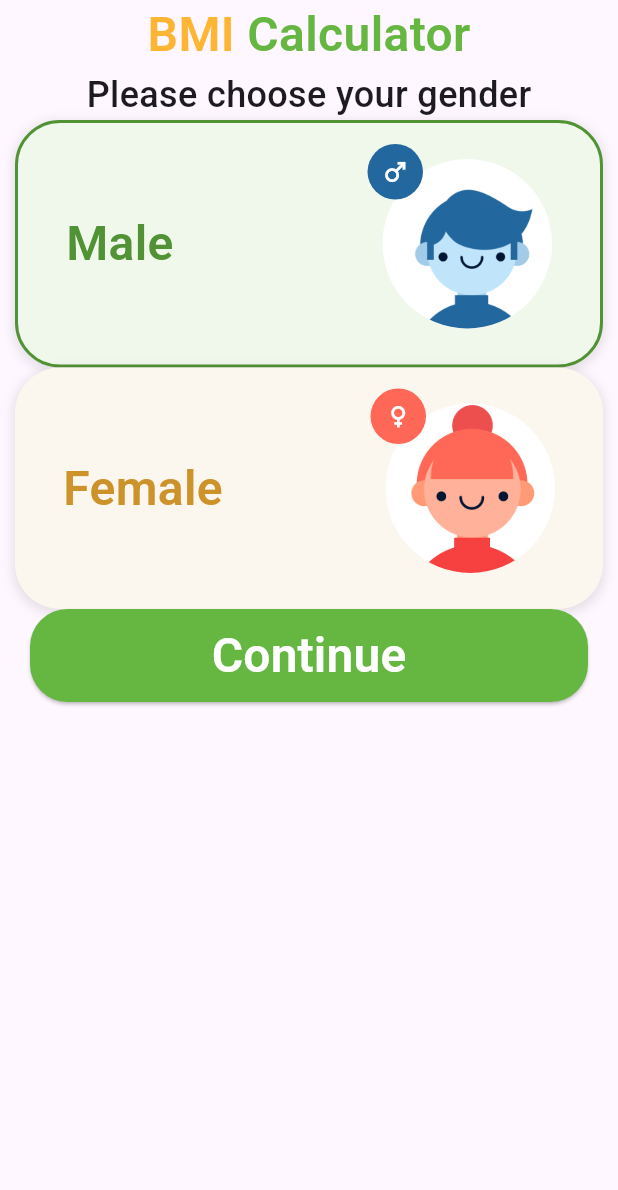
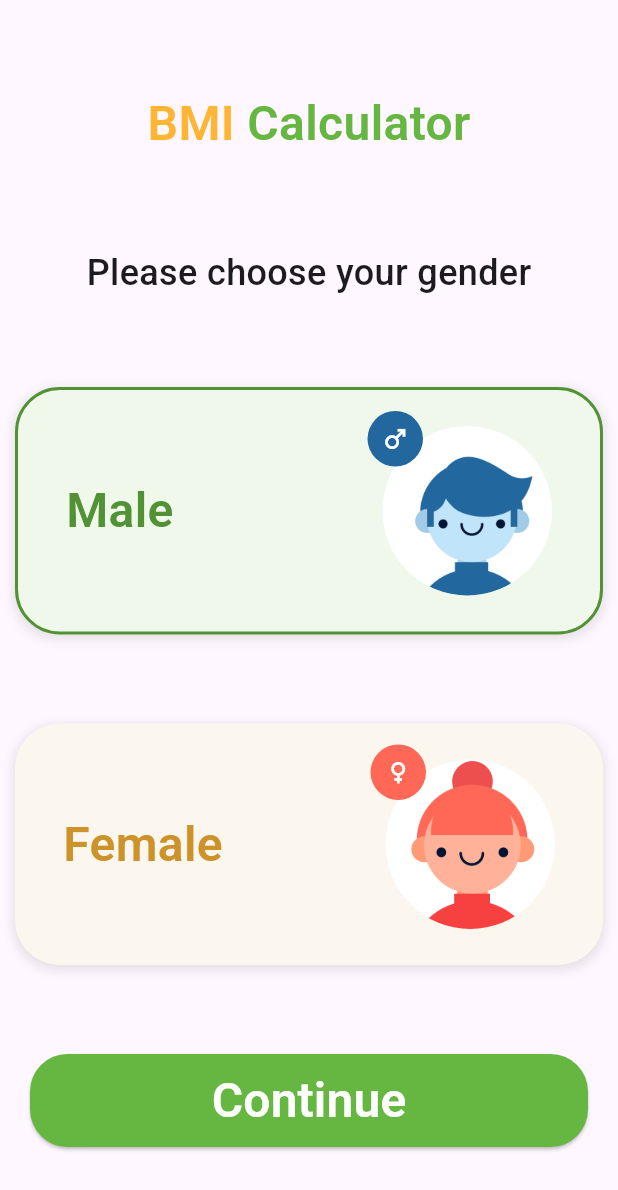
Before and after one commit to ahmedashraf-hub/bmi_calculator, a Flutter app: the screen it shows after launch, on a phone screen of 412 x 824 dp. Shown: the top 1190 px of the screen. Run offline on Flutter 3.47's test engine with Material 3 defaults, Android fonts, the phone set to English and light mode, and no system bars; our stand-ins replace flutter_bloc; missing offline and left inert: flutter_ruler_picker.

Commit message:
Complete Mobile Layout with bloc done Alhamd For Allah.

```diff
--- a/lib/features/Home/presentation/widgets/home_view_body.dart
+++ b/lib/features/Home/presentation/widgets/home_view_body.dart
@@ -21,8 +21,7 @@ class HomeViewBody extends StatelessWidget {
         child: BlocBuilder<GenderCubit, GenderState>(
           builder: (context, state) {
             final cubit = context.read<GenderCubit>();
-            return SingleChildScrollView(
-              child: Column(
+            return Column(
               mainAxisAlignment: MainAxisAlignment.spaceEvenly,
               children: [
                 const CustomHeaderTitle(),
@@ -64,7 +63,6 @@ class HomeViewBody extends StatelessWidget {
                   ),
                 ),
               ],
-              ),
             );
           },
         ),
```
Lines whose indentation alone changed are shown as unchanged.
